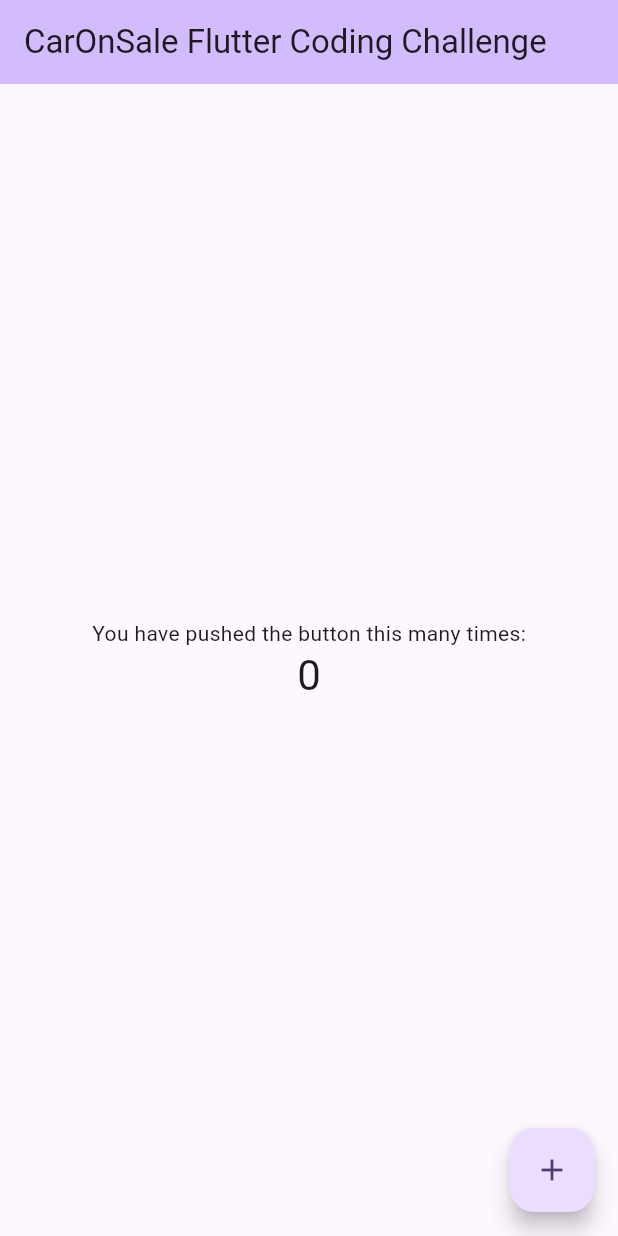
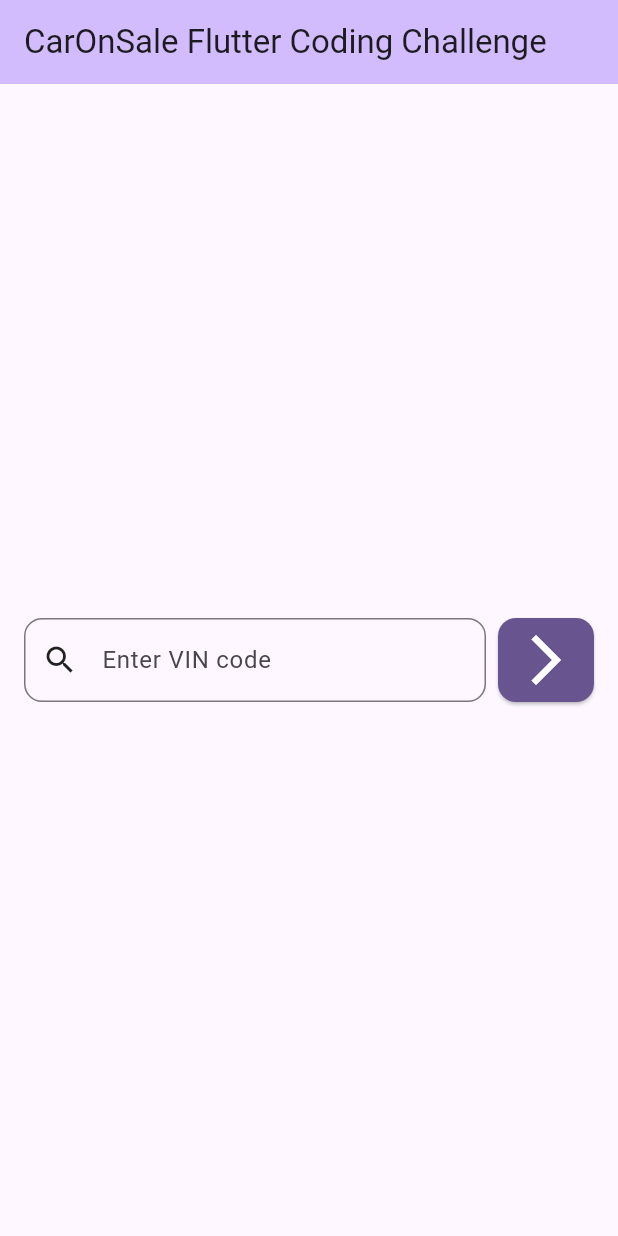
Before and after one commit to oleksandr-kolesnikov-de/carsonsale, a Flutter app: the screen it shows after launch, on a phone screen of 412 x 824 dp. Run offline on Flutter 3.47's test engine with Material 3 defaults, Android fonts, the phone set to English and light mode, and no system bars; our stand-ins replace equatable, flutter_bloc.

Commit message:
create home page widget

```diff
--- /dev/null
+++ b/lib/features/home/presentation/pages/home_page.dart
@@ -0,0 +1,31 @@
+/* ********************************************************************************************* */
+/*                                    Oleksandr Kolesnikov                                       */
+/*                                           © 2025                                              */
+/* ********************************************************************************************* */
+
+import 'package:carsonsale/features/home/presentation/widgets/home_search_bar.dart';
+import 'package:flutter/material.dart';
+
+import '../../../../core/constants/app_strings.dart';
+
+class HomePage extends StatelessWidget {
+  const HomePage({super.key});
+
+  @override
+  Widget build(BuildContext context) {
+    return Scaffold(
+      appBar: AppBar(
+        backgroundColor: Theme.of(context).colorScheme.inversePrimary,
+        title: Text(AppStrings.homeScreenTitle),
+      ),
+      body: Center(
+        child: Column(
+          mainAxisAlignment: MainAxisAlignment.center,
+          children: <Widget>[
+            HomeSearchBar(),
+          ],
+        ),
+      ),
+    );
+  }
+}
--- a/lib/main.dart
+++ b/lib/main.dart
@@ -6,6 +6,7 @@
 import 'package:flutter/material.dart';
 
 import 'core/constants/app_strings.dart';
+import 'features/home/presentation/pages/home_page.dart';
 
 void main() {
   runApp(const CarsApp());
@@ -25,46 +26,3 @@
     );
   }
 }
-
-class HomePage extends StatefulWidget {
-  const HomePage({super.key});
-  @override
-  State<HomePage> createState() => _HomePageState();
-}
-
-class _HomePageState extends State<HomePage> {
-  int _counter = 0;
-
-  void _incrementCounter() {
-    setState(() {
-      _counter++;
-    });
-  }
-
-  @override
-  Widget build(BuildContext context) {
-    return Scaffold(
-      appBar: AppBar(
-        backgroundColor: Theme.of(context).colorScheme.inversePrimary,
-        title: Text(AppStrings.homeScreenTitle),
-      ),
-      body: Center(
-        child: Column(
-          mainAxisAlignment: MainAxisAlignment.center,
-          children: <Widget>[
-            const Text('You have pushed the button this many times:'),
-            Text(
-              '$_counter',
-              style: Theme.of(context).textTheme.headlineMedium,
-            ),
-          ],
-        ),
-      ),
-      floatingActionButton: FloatingActionButton(
-        onPressed: _incrementCounter,
-        tooltip: 'Increment',
-        child: const Icon(Icons.add),
-      ),
-    );
-  }
-}
```
